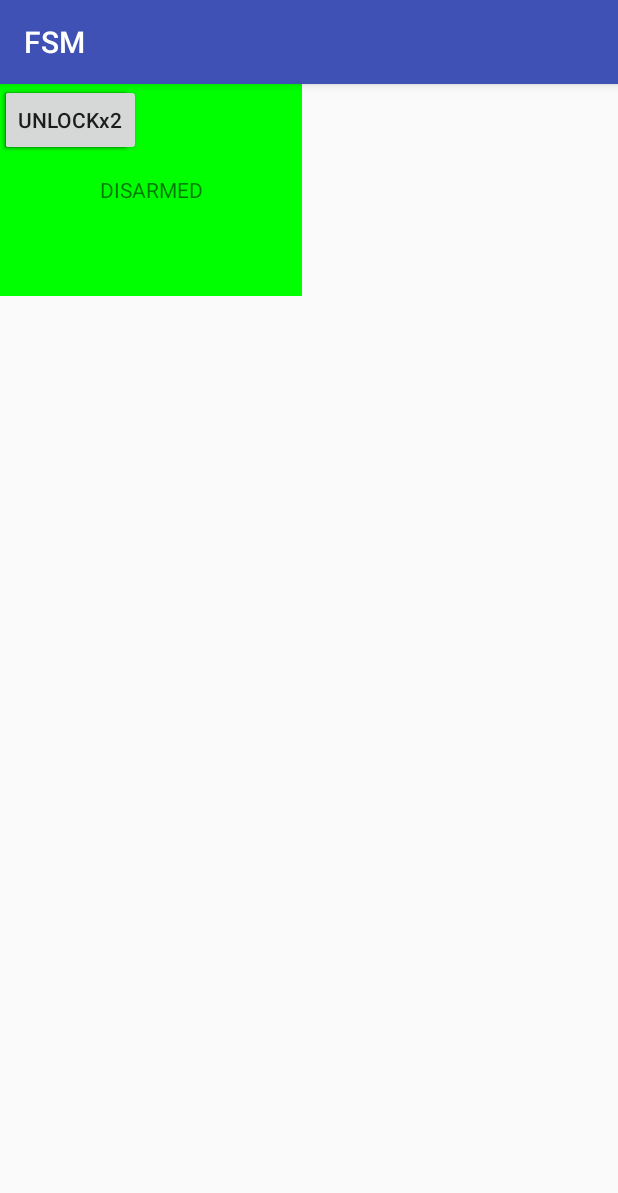
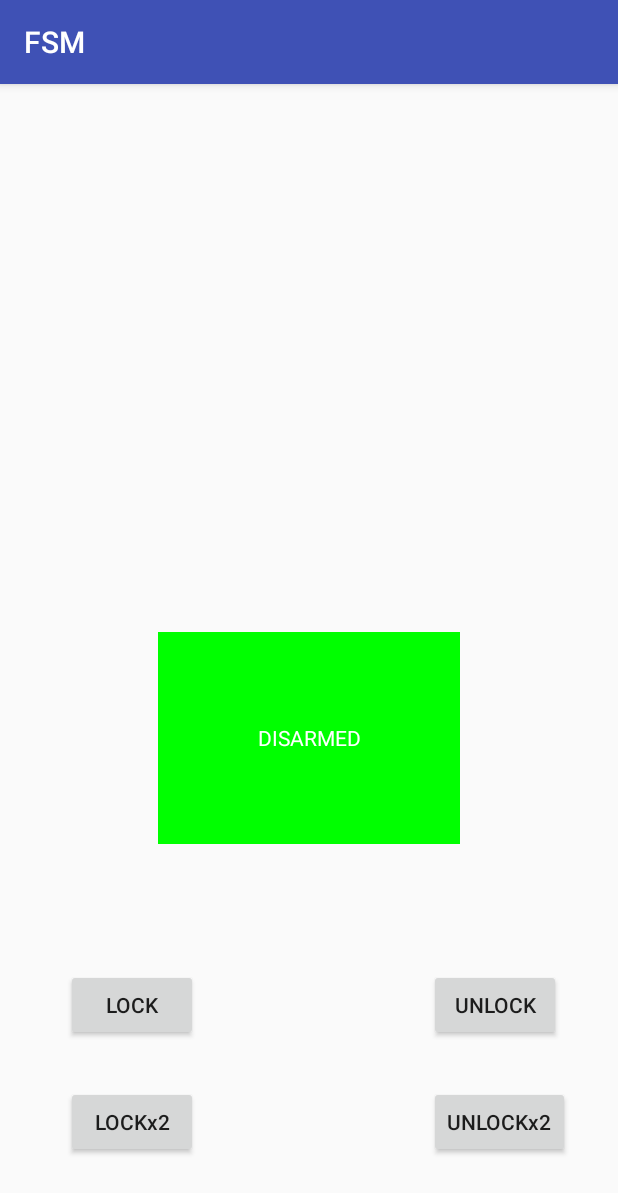
Before and after one commit to tsyapa/fsm, an Android app: the screen it shows after launch (MainActivity), on a phone screen of 412 x 824 dp. Shown: the top 1193 px of the screen. Run offline under Robolectric (Android 15) with nearby library versions, the phone set to English and light mode, and no system bars.

Commit message:
edit layout

```diff
--- a/app/src/main/java/com/example/vitaliytsyapa/fsm/MainActivity.java
+++ b/app/src/main/java/com/example/vitaliytsyapa/fsm/MainActivity.java
@@ -2,7 +2,9 @@ package com.example.vitaliytsyapa.fsm;
 
 import android.support.v7.app.AppCompatActivity;
 import android.os.Bundle;
+import android.view.View;
 import android.widget.Button;
+import android.widget.TextView;
 
 public class MainActivity extends AppCompatActivity {
 
@@ -10,5 +12,13 @@ public class MainActivity extends AppCompatActivity {
     protected void onCreate(Bundle savedInstanceState) {
         super.onCreate(savedInstanceState);
         setContentView(R.layout.activity_main);
+        final TextView state=(TextView) findViewById(R.id.textView);
+        Button btnLock=(Button) findViewById(R.id.buttonLock);
+        btnLock.setOnClickListener(new View.OnClickListener() {
+            @Override
+            public void onClick(View v) {
+                state.setBackgroundColor(getResources().getColor(R.color.red));
+            }
+        });
     }
 }
--- a/app/src/main/res/layout/activity_main.xml
+++ b/app/src/main/res/layout/activity_main.xml
@@ -1,5 +1,5 @@
 <?xml version="1.0" encoding="utf-8"?>
-<android.support.constraint.ConstraintLayout xmlns:android="http://schemas.android.com/apk/res/android"
+<RelativeLayout xmlns:android="http://schemas.android.com/apk/res/android"
     xmlns:app="http://schemas.android.com/apk/res-auto"
     xmlns:tools="http://schemas.android.com/tools"
     android:layout_width="match_parent"
@@ -12,8 +12,9 @@
         android:layout_height="wrap_content"
         android:text="@string/lock"
         android:textAllCaps="false"
-        tools:layout_editor_absoluteX="26dp"
-        tools:layout_editor_absoluteY="342dp" />
+        android:layout_alignBaseline="@+id/buttonUnlock"
+        android:layout_alignBottom="@+id/buttonUnlock"
+        android:layout_alignStart="@+id/buttonLockX2" />
 
     <Button
         android:id="@+id/buttonUnlock"
@@ -22,7 +23,10 @@
         android:text="@string/unlock"
         android:textAllCaps="false"
         tools:layout_editor_absoluteX="238dp"
-        tools:layout_editor_absoluteY="342dp" />
+        tools:layout_editor_absoluteY="342dp"
+        android:layout_above="@+id/buttonUnlockX2"
+        android:layout_alignStart="@+id/buttonUnlockX2"
+        android:layout_marginBottom="30dp" />
 
     <Button
         android:id="@+id/buttonLockX2"
@@ -31,7 +35,11 @@
         android:text="@string/lockx2"
         android:textAllCaps="false"
         tools:layout_editor_absoluteX="26dp"
-        tools:layout_editor_absoluteY="429dp" />
+        tools:layout_editor_absoluteY="429dp"
+        android:layout_alignBaseline="@+id/buttonUnlockX2"
+        android:layout_alignBottom="@+id/buttonUnlockX2"
+        android:layout_alignParentStart="true"
+        android:layout_marginStart="44dp" />
 
     <Button
         android:id="@+id/buttonUnlockX2"
@@ -40,7 +48,11 @@
         android:text="@string/unlockx2"
         android:textAllCaps="false"
         tools:layout_editor_absoluteX="238dp"
-        tools:layout_editor_absoluteY="429dp" />
+        tools:layout_editor_absoluteY="429dp"
+        android:layout_alignParentBottom="true"
+        android:layout_alignParentEnd="true"
+        android:layout_marginEnd="32dp"
+        android:layout_marginBottom="52dp" />
 
     <TextView
         android:id="@+id/textView"
@@ -49,6 +61,10 @@
         android:text="@string/disarmed"
         android:gravity="center"
         android:background="@color/green"
+        android:textColor="@color/white"
         tools:layout_editor_absoluteX="82dp"
-        tools:layout_editor_absoluteY="83dp" />
-</android.support.constraint.ConstraintLayout>
+        tools:layout_editor_absoluteY="83dp"
+        android:layout_marginBottom="83dp"
+        android:layout_above="@+id/buttonLock"
+        android:layout_centerHorizontal="true" />
+</RelativeLayout>
--- a/app/src/main/res/values/colors.xml
+++ b/app/src/main/res/values/colors.xml
@@ -5,4 +5,5 @@
     <color name="colorAccent">#FF4081</color>
     <color name="red">#FF0000</color>
     <color name="green">#00FF00</color>
+    <color name="white">#FFF</color>
 </resources>
```
